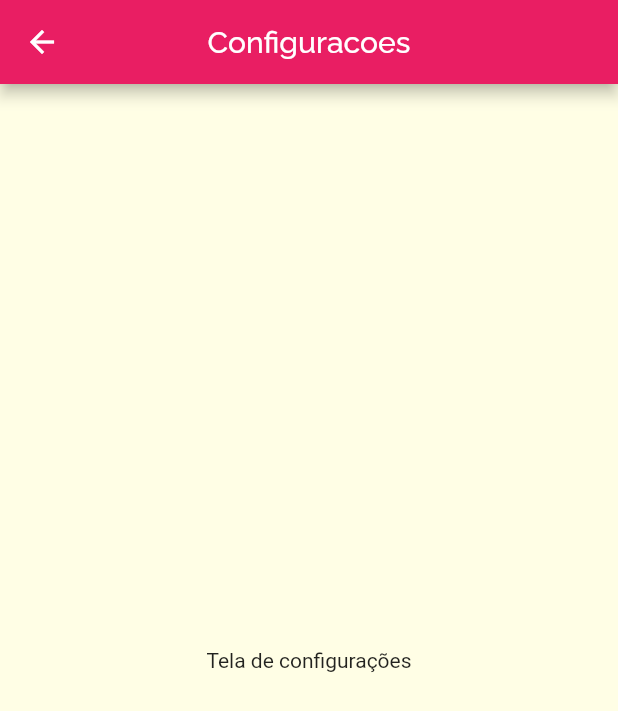
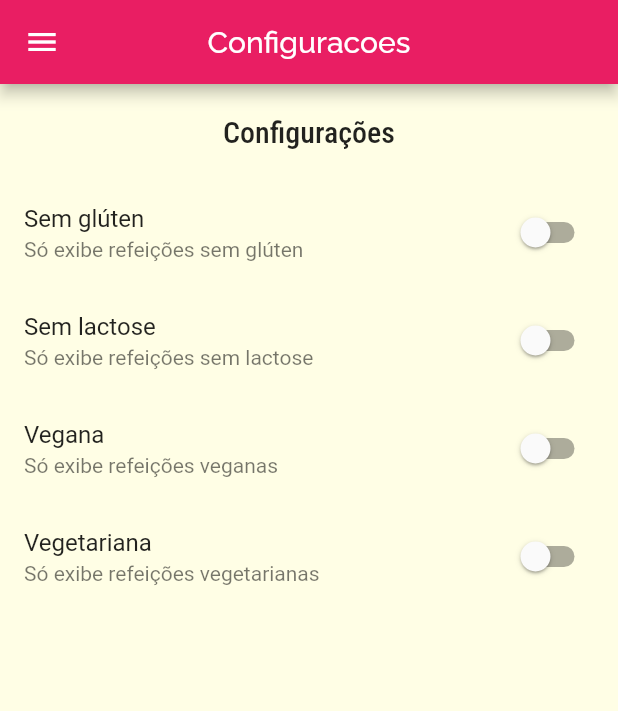
Before and after one commit to DaviSilva2019/MultiplasTelasFlutter, a Flutter app: the SettingsScreen screen opened by its route, on a phone screen of 412 x 824 dp. Shown: the top 711 px of the screen. Run offline on Flutter 3.47's test engine with Material 2 defaults, Android fonts, the phone set to English and light mode, and no system bars.

Commit message:
### Iniciando implementação da tela de configurações

```diff
--- a/lib/components/main_drawer.dart
+++ b/lib/components/main_drawer.dart
@@ -42,12 +42,12 @@ class MainDrawer extends StatelessWidget {
           _createItem(
             Icons.restaurant,
             'Refeições',
-            () => Navigator.of(context).pushNamed(App_Routes.HOME),
+            () => Navigator.of(context).pushReplacementNamed(App_Routes.HOME),
           ),
           _createItem(
             Icons.settings,
             'Configurações',
-            () => Navigator.of(context).pushNamed(App_Routes.SETTINGS),
+            () => Navigator.of(context).pushReplacementNamed(App_Routes.SETTINGS),
           )
 
 
--- /dev/null
+++ b/lib/models/settings.dart
@@ -0,0 +1,14 @@
+class Settings {
+  bool isGlutenFree;
+  bool isLactoseFree;
+  bool isVegan;
+  bool isVegetarian;
+
+  Settings({
+    this.isGlutenFree = false,
+    this.isLactoseFree = false,
+    this.isVegan = false,
+    this.isVegetarian = false
+  });
+
+}
--- a/lib/screens/settings_screen.dart
+++ b/lib/screens/settings_screen.dart
@@ -1,6 +1,37 @@
 import 'package:flutter/material.dart';
+import '../components/main_drawer.dart';
+import '../models/settings.dart';
 
-class SettingsScreen extends StatelessWidget {
+class SettingsScreen extends StatefulWidget {
+
+  final Settings settings;
+
+  const SettingsScreen({
+    this.settings
+  });
+
+  @override
+  _SettingsScreenState createState() => _SettingsScreenState();
+}
+
+class _SettingsScreenState extends State<SettingsScreen> {
+
+  var settings = Settings();
+
+  Widget _createSwitch(
+    String title,
+    String subtitle,
+    bool value,
+    Function onChange,
+  ) {
+    return SwitchListTile(
+      title: Text(title),
+      subtitle: Text(subtitle),
+      value: value,
+      onChanged: onChange,
+    );
+  }
+
   @override
   Widget build(BuildContext context) {
     return Scaffold(
@@ -8,9 +39,46 @@ class SettingsScreen extends StatelessWidget {
         title: Text('Configuracoes'),
         centerTitle: true,
       ),
-      body: Center(
-        child: Text('Tela de configurações'),
+      body: Column(
+        children: <Widget>[
+          Container(
+            padding: EdgeInsets.all(20),
+            child:
+                Text('Configurações', style: Theme.of(context).textTheme.title),
+          ),
+          Expanded(
+            child: ListView(
+              children: <Widget>[
+                _createSwitch(
+                  'Sem glúten',
+                  'Só exibe refeições sem glúten',
+                  settings.isGlutenFree,
+                  (value) => setState(() => settings.isGlutenFree = value),
+                ),
+                _createSwitch(
+                  'Sem lactose',
+                  'Só exibe refeições sem lactose',
+                  settings.isLactoseFree,
+                  (value) => setState(() => settings.isLactoseFree = value),
+                ),
+                _createSwitch(
+                  'Vegana',
+                  'Só exibe refeições veganas',
+                  settings.isVegan,
+                  (value) => setState(() => settings.isVegan = value),
+                ),
+                _createSwitch(
+                  'Vegetariana',
+                  'Só exibe refeições vegetarianas',
+                  settings.isVegetarian,
+                  (value) => setState(() => settings.isVegetarian = value)
+                )
+              ],
+            ),
+          )
+        ],
       ),
+      drawer: MainDrawer(),
     );
   }
 }
```
